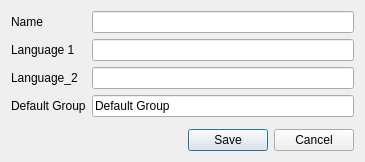
Qt form Forms/NewDatabaseDialog.ui (iatanasov77/qvocabulary) before a commit.
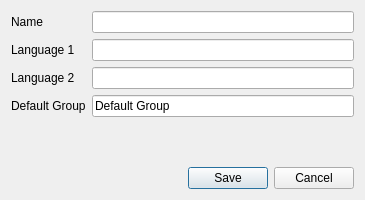
The same form after that commit.

```diff
--- a/Forms/NewDatabaseDialog.ui
+++ b/Forms/NewDatabaseDialog.ui
@@ -7,7 +7,7 @@
     <x>0</x>
     <y>0</y>
     <width>365</width>
-    <height>162</height>
+    <height>200</height>
    </rect>
   </property>
   <property name="windowTitle">
@@ -42,7 +42,7 @@
      <item row="2" column="0">
       <widget class="QLabel" name="llLanguage_2">
        <property name="text">
-        <string>Language_2</string>
+        <string>Language 2</string>
        </property>
       </widget>
      </item>
```
